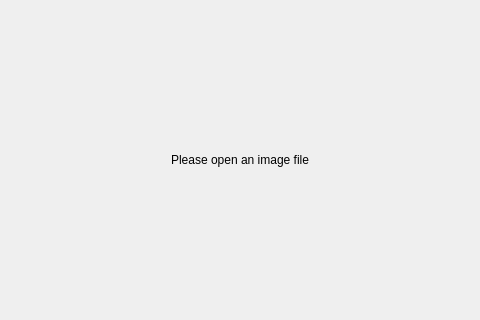
Qt form Python/track_ui.ui (ANP-Granular/ParticleTracking) before a commit; both pictures show x 160 to 640 and y 156 to 476 of the 800 by 600 pixel window.
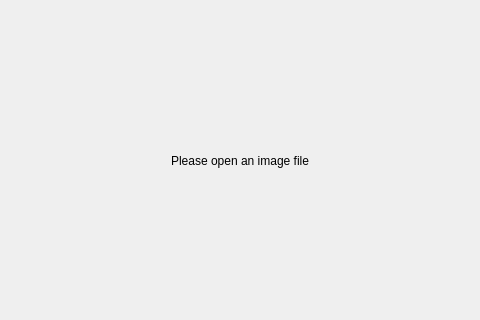
The same form after that commit.

Commit message:
fix: zooming of images is available again
Images can be zoomed again, while retaining the original aspect ratio.

The edit to the form file:
```diff
--- a/Python/track_ui.ui
+++ b/Python/track_ui.ui
@@ -141,12 +141,18 @@
         </item>
         <item>
          <widget class="QScrollArea" name="scrollArea_3">
+          <property name="autoFillBackground">
+           <bool>true</bool>
+          </property>
           <property name="frameShape">
            <enum>QFrame::NoFrame</enum>
           </property>
           <property name="frameShadow">
            <enum>QFrame::Plain</enum>
           </property>
+          <property name="horizontalScrollBarPolicy">
+           <enum>Qt::ScrollBarAsNeeded</enum>
+          </property>
           <property name="widgetResizable">
            <bool>true</bool>
           </property>
@@ -159,11 +165,14 @@
              <height>475</height>
             </rect>
            </property>
+           <property name="autoFillBackground">
+            <bool>false</bool>
+           </property>
            <layout class="QGridLayout" name="gridLayout_2">
             <item row="0" column="0">
              <widget class="QLabel" name="Photo">
               <property name="sizePolicy">
-               <sizepolicy hsizetype="Maximum" vsizetype="Maximum">
+               <sizepolicy hsizetype="Preferred" vsizetype="Preferred">
                 <horstretch>0</horstretch>
                 <verstretch>0</verstretch>
                </sizepolicy>
@@ -180,6 +189,12 @@
               <property name="text">
                <string>Please open an image file</string>
               </property>
+              <property name="scaledContents">
+               <bool>false</bool>
+              </property>
+              <property name="alignment">
+               <set>Qt::AlignCenter</set>
+              </property>
              </widget>
             </item>
            </layout>
```
Left out of the diff: 26 changed lines with no effect on the pictures. The commit also changes 2 other files.
